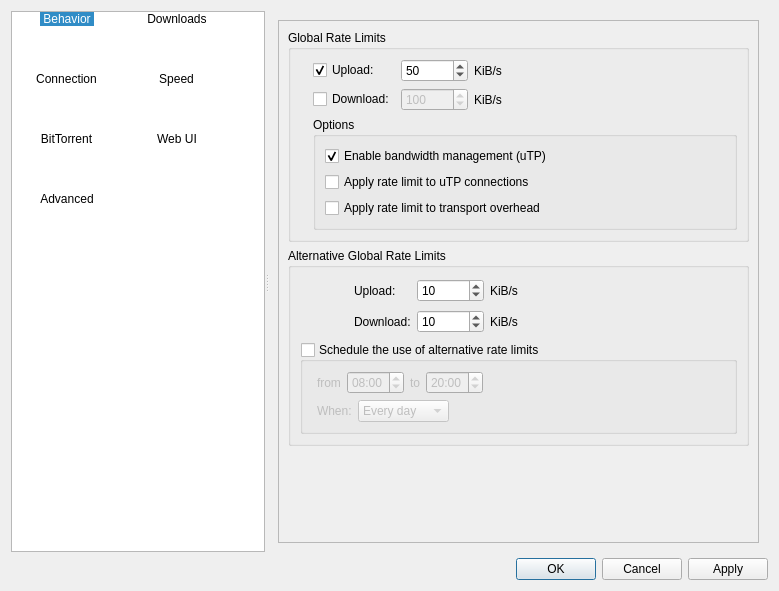
The window that src/gui/options.ui (qbittorrent/qBittorrent) describes before a commit, drawn with Qt 5.
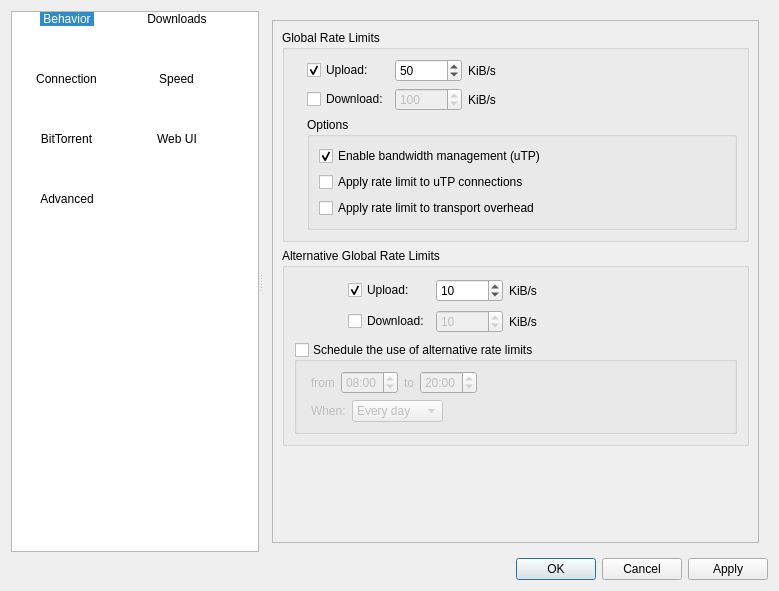
The same window after the commit. The open tabs and pages were chosen to show the change. Icons and pictures are not drawn.

Commit message: Making alternate download/upload configuration behave like global download/upload configuration so as to allow boundless down/up

What changed in the file:
```diff
--- a/src/gui/options.ui
+++ b/src/gui/options.ui
@@ -1538,8 +1538,8 @@
             <rect>
              <x>0</x>
              <y>0</y>
-             <width>275</width>
-             <height>396</height>
+             <width>458</width>
+             <height>407</height>
             </rect>
            </property>
            <layout class="QVBoxLayout" name="verticalLayout_33">
@@ -1716,13 +1716,6 @@
                  </item>
                  <item row="0" column="1">
                   <layout class="QGridLayout" name="gridLayout_8">
-                   <item row="0" column="0">
-                    <widget class="QLabel" name="label_11">
-                     <property name="text">
-                      <string>Upload:</string>
-                     </property>
-                    </widget>
-                   </item>
                    <item row="0" column="1">
                     <widget class="QSpinBox" name="spinUploadLimitAlt">
                      <property name="minimum">
@@ -1743,15 +1736,11 @@
                      </property>
                     </widget>
                    </item>
-                   <item row="1" column="0">
-                    <widget class="QLabel" name="label_12">
-                     <property name="text">
-                      <string>Download:</string>
-                     </property>
-                    </widget>
-                   </item>
                    <item row="1" column="1">
                     <widget class="QSpinBox" name="spinDownloadLimitAlt">
+                     <property name="enabled">
+                      <bool>false</bool>
+                     </property>
                      <property name="minimum">
                       <number>1</number>
                      </property>
@@ -1770,6 +1759,23 @@
                      </property>
                     </widget>
                    </item>
+                   <item row="0" column="0">
+                    <widget class="QCheckBox" name="checkUploadLimitAlt">
+                     <property name="text">
+                      <string>Upload:</string>
+                     </property>
+                     <property name="checked">
+                      <bool>true</bool>
+                     </property>
+                    </widget>
+                   </item>
+                   <item row="1" column="0">
+                    <widget class="QCheckBox" name="checkDownloadLimitAlt">
+                     <property name="text">
+                      <string>Download:</string>
+                     </property>
+                    </widget>
+                   </item>
                   </layout>
                  </item>
                  <item row="0" column="2">
```
Left out of the diff: 116 changed lines with no effect on the pictures. The commit also changes 2 other files.
